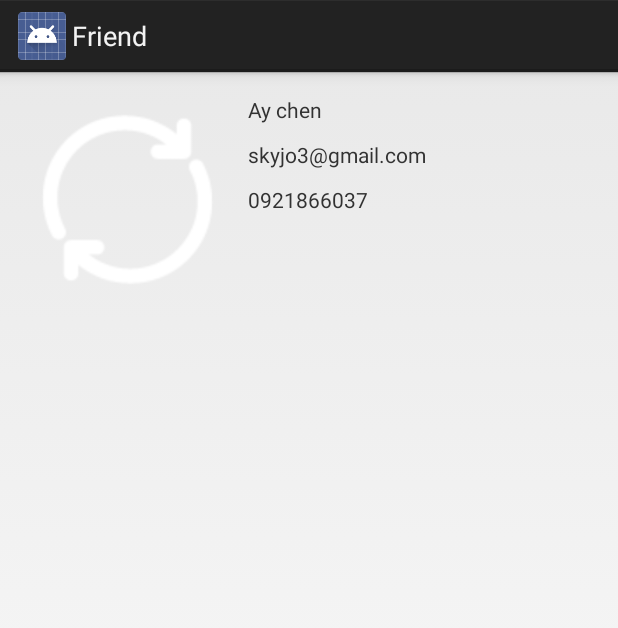
After one commit to louisccc/TripalTripal, an Android app: the FriendActivity screen opened directly, with no data from a screen before it, on a phone screen of 412 x 824 dp. The commit adds this screen. Shown: the top 628 px of the screen. Run offline under Robolectric (Android 15) with nearby library versions, the phone set to English and light mode, and no system bars; 3 statements that could not run were skipped.

Commit message:
friend detail activity

```diff
--- /dev/null
+++ b/app/src/main/java/com/example/louisccc/tripal/FriendActivity.java
@@ -0,0 +1,54 @@
+package com.example.louisccc.tripal;
+
+import android.app.Activity;
+import android.os.Bundle;
+import android.view.Gravity;
+import android.view.View;
+import android.widget.ImageButton;
+import android.widget.ImageView;
+import android.widget.ListView;
+import android.widget.TextView;
+
+import com.example.louisccc.tripal.model.TriFriend;
+import com.example.louisccc.tripal.model.TriItem;
+import com.example.louisccc.tripal.model.TriTrip;
+import com.example.louisccc.tripal.utility.DateHelper;
+
+import java.util.ArrayList;
+
+/**
+ * Created by louisccc on 2/12/16.
+ */
+public class FriendActivity extends Activity {
+
+    TriFriend mFriend;
+    ImageView mThumbnail; // TODO
+
+    TextView mNameTextView;
+    TextView mEmailTextView;
+    TextView mPhoneTextView;
+
+    ListView mDeptRecordsListView;
+    RecordsAdapter mDeptRecordsAdapter;
+
+    @Override
+    protected void onResume() {
+        super.onResume();
+    }
+
+    @Override
+    public void onCreate(Bundle savedInstanceState) {
+        super.onCreate(savedInstanceState);
+        setContentView(R.layout.activity_friend);
+
+        mFriend = getIntent().getParcelableExtra("friend");
+        mNameTextView = (TextView) this.findViewById(R.id.friend_name);
+        mNameTextView.setText(mFriend.getName());
+
+        mEmailTextView = (TextView) this.findViewById(R.id.friend_email);
+        mEmailTextView.setText(mFriend.getEmail());
+
+        mPhoneTextView = (TextView) this.findViewById(R.id.friend_phone);
+        mPhoneTextView.setText(mFriend.getPhone());
+    }
+}
--- /dev/null
+++ b/app/src/main/res/layout/activity_friend.xml
@@ -0,0 +1,54 @@
+<RelativeLayout xmlns:android="http://schemas.android.com/apk/res/android"
+    xmlns:tools="http://schemas.android.com/tools"
+    android:layout_width="match_parent"
+    android:layout_height="match_parent"
+    android:paddingBottom="@dimen/activity_vertical_margin"
+    android:paddingLeft="@dimen/activity_horizontal_margin"
+    android:paddingRight="@dimen/activity_horizontal_margin"
+    android:paddingTop="@dimen/activity_vertical_margin"
+    tools:context=".TripActivity">
+
+    <ImageView
+        android:id="@+id/friend_thumbnail"
+        android:layout_width="150dp"
+        android:layout_height="150dp"
+        android:src="@drawable/tripal_menu_sync" />
+
+    <TextView
+        android:id="@+id/friend_name"
+        android:layout_width="match_parent"
+        android:layout_height="wrap_content"
+        android:layout_alignParentRight="true"
+        android:layout_alignParentTop="true"
+        android:layout_margin="5dp"
+        android:layout_toRightOf="@+id/friend_thumbnail"
+        android:text="Ay chen" />
+
+    <TextView
+        android:id="@+id/friend_email"
+        android:layout_width="match_parent"
+        android:layout_height="wrap_content"
+        android:layout_below="@+id/friend_name"
+        android:layout_margin="5dp"
+        android:layout_toRightOf="@+id/friend_thumbnail"
+        android:text="skyjo3@gmail.com" />
+
+    <TextView
+        android:id="@+id/friend_phone"
+        android:layout_width="match_parent"
+        android:layout_height="wrap_content"
+        android:layout_below="@+id/friend_email"
+        android:layout_margin="5dp"
+        android:layout_toRightOf="@+id/friend_thumbnail"
+        android:text="0921866037" />
+
+    <ListView
+        android:id="@+id/friend_dept_records"
+        android:layout_width="match_parent"
+        android:layout_height="160dp"
+        android:layout_below="@+id/friend_thumbnail"
+        android:dividerHeight="1dp"
+        android:layout_alignParentBottom="true"
+        android:padding="10dp" />
+
+</RelativeLayout>
```
Also changed, not shown: app/src/main/AndroidManifest.xml (+8 -5 lines), app/src/main/java/com/example/louisccc/tripal/TripActivity.java (+11 -0 lines), app/src/main/java/com/example/louisccc/tripal/fragment/FriendsFragment.java (+12 -1 lines), app/src/main/java/com/example/louisccc/tripal/model/TriFriend.java (+53 -1 lines).
